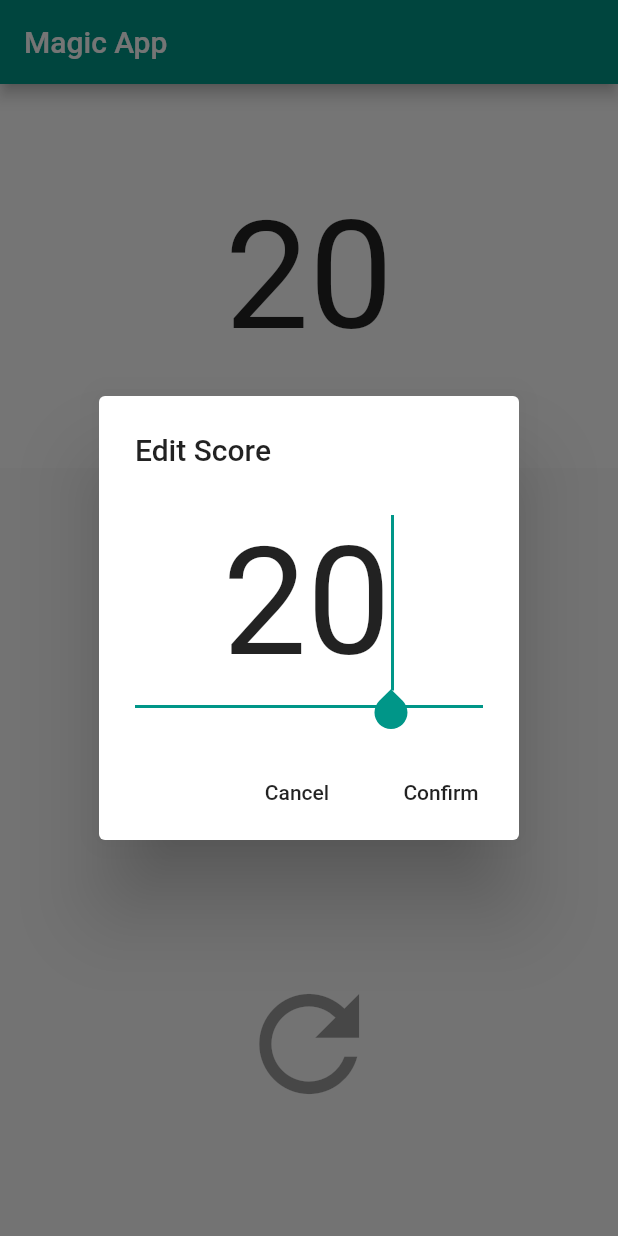
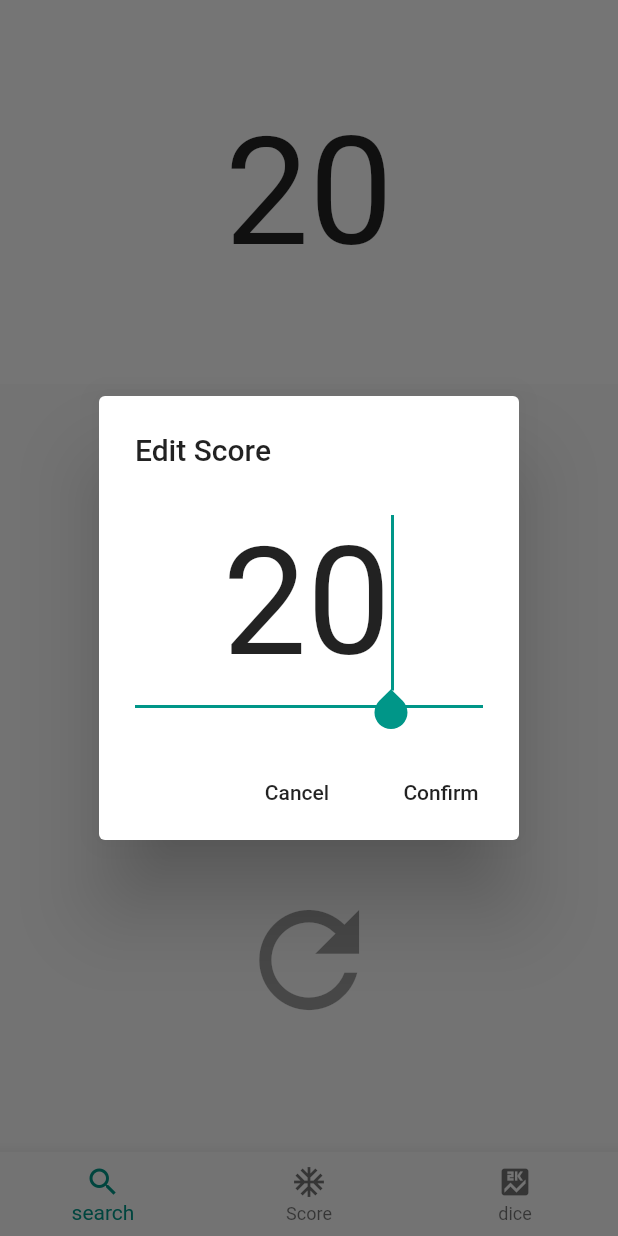
Before and after one commit to dmt5dh/magic_app_flutter, a Flutter app: the screen it shows after launch, after a tap on "20", on a phone screen of 412 x 824 dp. Run offline on Flutter 3.47's test engine with Material 2 defaults, Android fonts, the phone set to English and light mode, and no system bars.

Commit message:
Update to use bottom navigation between pages

```diff
--- /dev/null
+++ b/lib/home.dart
@@ -0,0 +1,42 @@
+import 'package:flutter/material.dart';
+import 'pages/score.dart';
+import 'pages/search.dart';
+
+class HomePage extends StatefulWidget {
+  @override
+  _HomePageState createState() => new _HomePageState();
+}
+
+class _HomePageState extends State<HomePage> {
+  int _currentPageIndex = 0;
+
+  final List<Widget> _childPage = [
+    ScorePage(),
+    SearchPage(),
+    Container(color: Colors.blue)
+  ];
+
+  final List<BottomNavigationBarItem> _navBarItems = [
+    BottomNavigationBarItem(icon: Icon(Icons.search), title: Text("search")),
+    BottomNavigationBarItem(icon: Icon(Icons.ac_unit), title: Text("Score")),
+    BottomNavigationBarItem(icon: Icon(Icons.score) , title: Text("dice")),
+  ];
+
+  void onTabTapped(int index) {
+    setState(() {
+      _currentPageIndex = index;
+    });
+  }
+
+  @override
+  Widget build(BuildContext context) {
+    return Scaffold(
+      bottomNavigationBar: BottomNavigationBar(
+        currentIndex: _currentPageIndex,
+        items: _navBarItems,
+        onTap: onTabTapped,
+      ),
+      body: _childPage[_currentPageIndex],
+    );
+  }
+}
--- a/lib/main.dart
+++ b/lib/main.dart
@@ -1,5 +1,6 @@
 import 'package:flutter/material.dart';
-import 'pages/score.dart';
+import 'package:flutter/services.dart';
+import 'home.dart';
 
 void main() => runApp(MagicApp());
 
@@ -7,18 +8,14 @@ class MagicApp extends StatelessWidget {
   // This widget is the root of your application.
   @override
   Widget build(BuildContext context) {
+    SystemChrome.setEnabledSystemUIOverlays([]);
+
     return MaterialApp(
         title: 'Magic App',
         theme: ThemeData(
           primarySwatch: Colors.teal,
         ),
-        home: Scaffold(
-          appBar: new AppBar(
-            title: const Text("Magic App"),
-          ),
-          resizeToAvoidBottomPadding: false,
-          body: ScorePage(),
-        )
+        home: HomePage(),
     );
   }
 }
```
Also changed, not shown: lib/pages/score.dart (+3 -7 lines), lib/pages/search.dart (added, +33 -0 lines).
